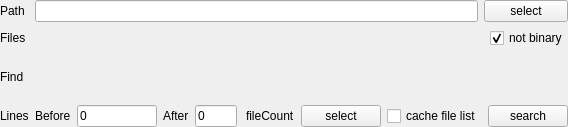
Qt form widget/searchoptionswidget.ui (mugiseyebrows/mugi-grep) before a commit.
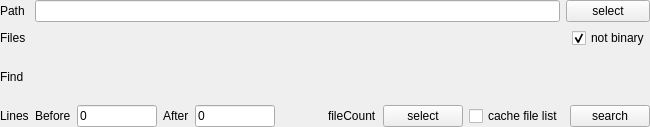
The same form after that commit. Custom widgets are drawn as their Qt base class.

What changed in the file:
```diff
--- a/widget/searchoptionswidget.ui
+++ b/widget/searchoptionswidget.ui
@@ -6,7 +6,7 @@
    <rect>
     <x>0</x>
     <y>0</y>
-    <width>568</width>
+    <width>650</width>
     <height>127</height>
    </rect>
   </property>
```
